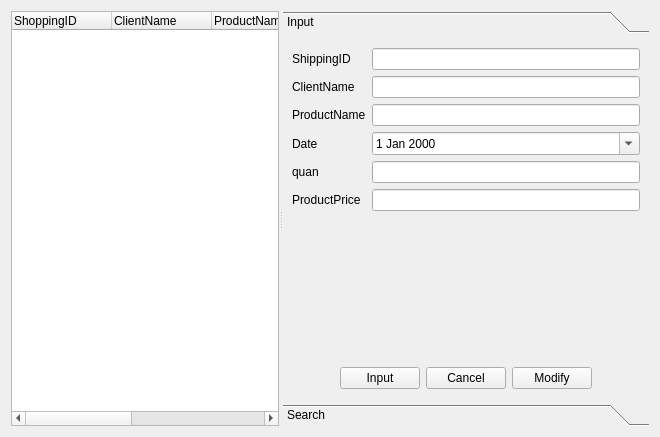
This is shoppingmanager.ui in jaehyeonjeong/DataBaseQt as Qt 5 draws it before an edit. The edited form follows.
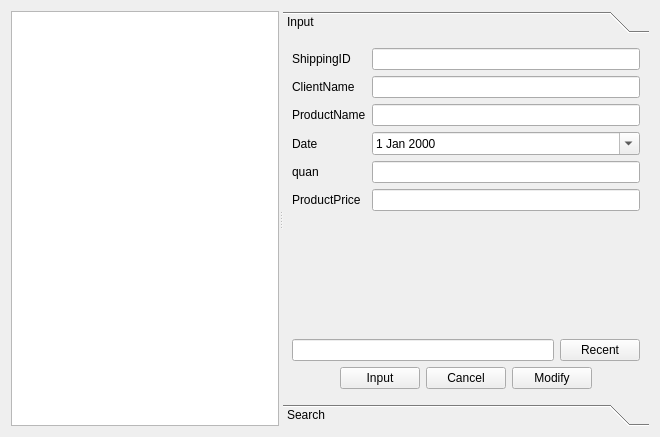
This is the edited form.

Patch:
```diff
--- a/shoppingmanager.ui
+++ b/shoppingmanager.ui
@@ -13,44 +13,13 @@
   <property name="windowTitle">
    <string>Form</string>
   </property>
-  <layout class="QGridLayout" name="gridLayout">
-   <item row="0" column="0">
+  <layout class="QHBoxLayout" name="horizontalLayout_5">
+   <item>
     <widget class="QSplitter" name="splitter">
      <property name="orientation">
       <enum>Qt::Horizontal</enum>
      </property>
-     <widget class="QTreeWidget" name="ShoppingTreeWidget">
-      <column>
-       <property name="text">
-        <string>ShoppingID</string>
-       </property>
-      </column>
-      <column>
-       <property name="text">
-        <string>ClientName</string>
-       </property>
-      </column>
-      <column>
-       <property name="text">
-        <string>ProductName</string>
-       </property>
-      </column>
-      <column>
-       <property name="text">
-        <string>Date</string>
-       </property>
-      </column>
-      <column>
-       <property name="text">
-        <string>quan</string>
-       </property>
-      </column>
-      <column>
-       <property name="text">
-        <string>AllPrice</string>
-       </property>
-      </column>
-     </widget>
+     <widget class="QTableView" name="tableView"/>
      <widget class="QToolBox" name="toolBox">
       <property name="currentIndex">
        <number>0</number>
@@ -67,6 +36,8 @@
        <attribute name="label">
         <string>Input</string>
        </attribute>
+       <layout class="QVBoxLayout" name="verticalLayout_2">
+        <item>
        <layout class="QFormLayout" name="formLayout">
         <item row="0" column="0">
          <widget class="QLabel" name="label">
@@ -148,7 +119,9 @@
           </property>
          </widget>
         </item>
-        <item row="6" column="1">
+         </layout>
+        </item>
+        <item>
          <spacer name="verticalSpacer">
           <property name="orientation">
            <enum>Qt::Vertical</enum>
@@ -161,7 +134,21 @@
           </property>
          </spacer>
         </item>
-        <item row="7" column="0" colspan="2">
+        <item>
+         <layout class="QHBoxLayout" name="horizontalLayout_4">
+          <item>
+           <widget class="QLineEdit" name="RecentLineEdit"/>
+          </item>
+          <item>
+           <widget class="QPushButton" name="RecentButton">
+            <property name="text">
+             <string>Recent</string>
+            </property>
+           </widget>
+          </item>
+         </layout>
+        </item>
+        <item>
          <layout class="QHBoxLayout" name="horizontalLayout_3">
           <item>
            <spacer name="horizontalSpacer_3">
```
Lines whose indentation alone changed are shown as unchanged.
